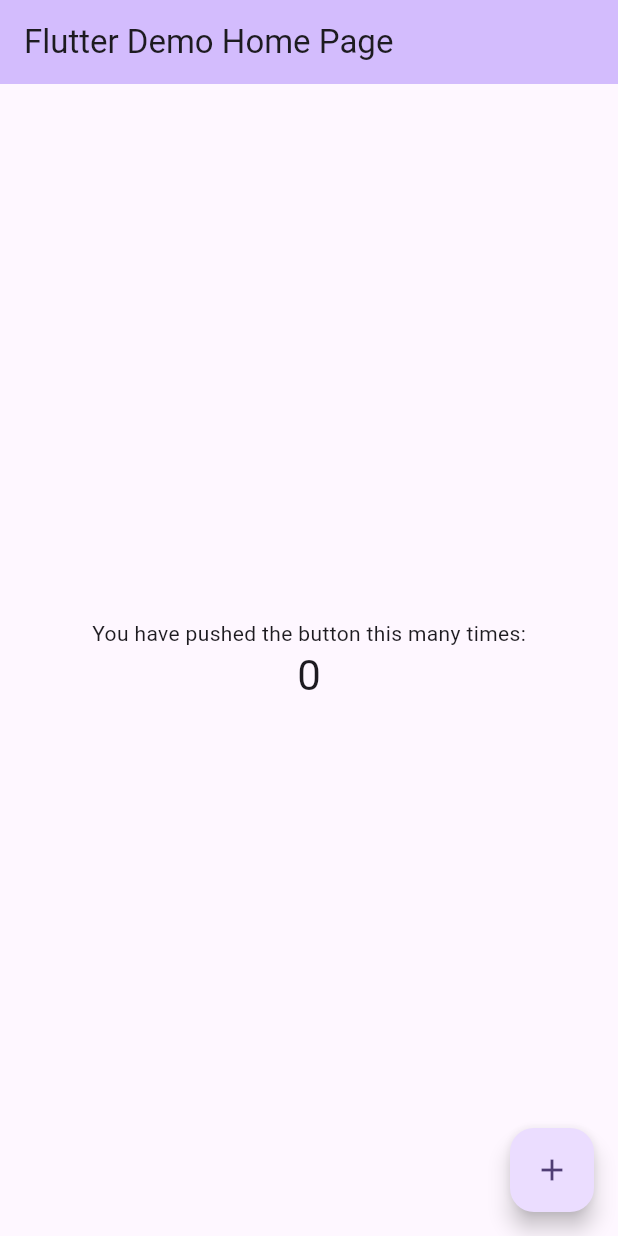
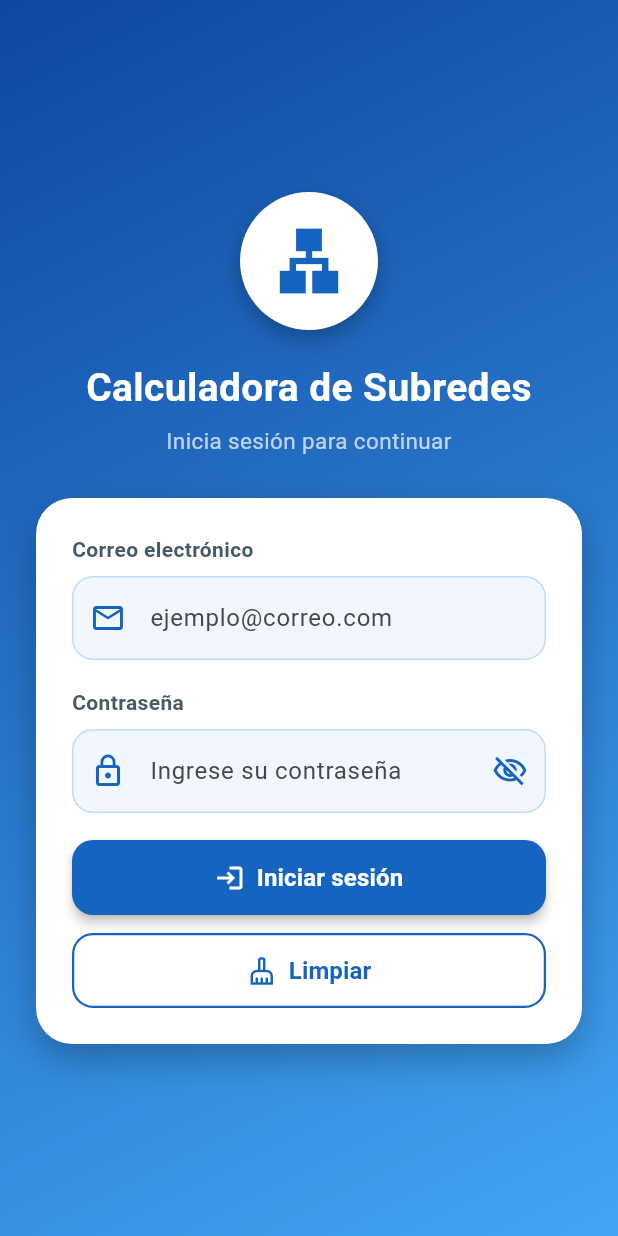
Before and after one commit to GabrielBaezJ/Aplicaciones_Moviles_Tarea_2, a Flutter app: the screen it shows after launch, on a phone screen of 412 x 824 dp. Run offline on Flutter 3.47's test engine with Material 3 defaults, Android fonts, the phone set to English and light mode, and no system bars.

Commit message:
Creación de archivos y corrección de errores

```diff
--- a/lib/controladores/auth_controlador.dart
+++ b/lib/controladores/auth_controlador.dart
@@ -1,14 +1,25 @@
 import '../modelos/usuario_modelo.dart';
 
 class AuthControlador {
+  // Usuario simulado localmente
   final UsuarioModelo usuarioValido = UsuarioModelo(
-    usuario: 'admin@admin.com',
+    usuario: 'admin@espe.edu.ec',
     password: '1234',
   );
-  String? validarUsuario(String usuario) {
-    if (usuario.trim().isEmpty) {
-      return 'Ingrese su usuario';
+
+  String? validarCorreo(String correo) {
+    final texto = correo.trim();
+
+    if (texto.isEmpty) {
+      return 'Ingrese su correo electrónico';
     }
+
+    // Formato básico: algo@dominio.ext
+    final formato = RegExp(r'^[\w.\-]+@[\w\-]+(\.[\w\-]+)+$');
+    if (!formato.hasMatch(texto)) {
+      return 'Ingrese un correo válido (ejemplo@correo.com)';
+    }
+
     return null;
   }
 
@@ -19,8 +30,8 @@ class AuthControlador {
     return null;
   }
 
-  bool verificarCredenciaes(String usuario, String password) {
-    return usuario.trim() == usuarioValido.usuario &&
+  bool verificarCredenciales(String correo, String password) {
+    return correo.trim().toLowerCase() == usuarioValido.usuario &&
         password == usuarioValido.password;
   }
 }
--- a/lib/main.dart
+++ b/lib/main.dart
@@ -1,4 +1,6 @@
 import 'package:flutter/material.dart';
+
+import 'vistas/pantallas/login_pantalla.dart';
 
 void main() {
   runApp(const MyApp());
@@ -11,7 +13,7 @@ class MyApp extends StatelessWidget {
   @override
   Widget build(BuildContext context) {
     return MaterialApp(
-      title: 'Flutter Demo',
+      title: 'Calculadora de Subredes',
       theme: ThemeData(
         // This is the theme of your application.
         //
@@ -30,7 +32,7 @@ class MyApp extends StatelessWidget {
         // tested with just a hot reload.
         colorScheme: .fromSeed(seedColor: Colors.deepPurple),
       ),
-      home: const MyHomePage(title: 'Flutter Demo Home Page'),
+      home: const LoginPantalla(),
     );
   }
 }
--- a/lib/modelos/usuario_modelo.dart
+++ b/lib/modelos/usuario_modelo.dart
@@ -0,0 +1,6 @@
+class UsuarioModelo {
+  final String usuario;
+  final String password;
+
+  UsuarioModelo({required this.usuario, required this.password});
+}
--- /dev/null
+++ b/lib/vistas/atomos/campo_boton.dart
@@ -0,0 +1,64 @@
+import 'package:flutter/material.dart';
+
+class CampoBoton extends StatelessWidget {
+  final String texto;
+  final VoidCallback onPressed;
+  final IconData? icono;
+  final bool secundario;
+  final Color color;
+
+  const CampoBoton({
+    super.key,
+    required this.texto,
+    required this.onPressed,
+    this.icono,
+    this.secundario = false,
+    this.color = const Color(0xFF1565C0),
+  });
+
+  @override
+  Widget build(BuildContext context) {
+    final contenido = Row(
+      mainAxisAlignment: MainAxisAlignment.center,
+      mainAxisSize: MainAxisSize.min,
+      children: [
+        if (icono != null) ...[Icon(icono, size: 20), SizedBox(width: 8)],
+        Text(
+          texto,
+          style: TextStyle(fontSize: 16, fontWeight: FontWeight.w600),
+        ),
+      ],
+    );
+
+    final forma = RoundedRectangleBorder(
+      borderRadius: BorderRadius.circular(14),
+    );
+
+    return SizedBox(
+      width: double.infinity,
+      height: 50,
+      child: secundario
+          // Botón secundario (contorno)
+          ? OutlinedButton(
+              style: OutlinedButton.styleFrom(
+                foregroundColor: color,
+                side: BorderSide(color: color, width: 1.5),
+                shape: forma,
+              ),
+              onPressed: onPressed,
+              child: contenido,
+            )
+          // Botón principal (relleno)
+          : ElevatedButton(
+              style: ElevatedButton.styleFrom(
+                backgroundColor: color,
+                foregroundColor: Colors.white,
+                elevation: 3,
+                shape: forma,
+              ),
+              onPressed: onPressed,
+              child: contenido,
+            ),
+    );
+  }
+}
--- a/lib/vistas/atomos/campo_texto.dart
+++ b/lib/vistas/atomos/campo_texto.dart
@@ -2,15 +2,15 @@ import 'package:flutter/material.dart';
 
 class CampoTexto extends StatelessWidget {
   final String texto;
-  final double tamanio;
+  final double tamano;
   final FontWeight peso;
   final Color color;
   final TextAlign alineacion;
 
-  CampoTexto({
+  const CampoTexto({
     super.key,
     required this.texto,
-    required this.tamanio,
+    required this.tamano,
     required this.peso,
     required this.color,
     required this.alineacion,
@@ -18,7 +18,10 @@ class CampoTexto extends StatelessWidget {
 
   @override
   Widget build(BuildContext context) {
-    // TODO: implement build
-    throw UnimplementedError();
+    return Text(
+      texto,
+      textAlign: alineacion,
+      style: TextStyle(fontSize: tamano, fontWeight: peso, color: color),
+    );
   }
 }
--- /dev/null
+++ b/lib/vistas/moleculas/campo_contrasena.dart
@@ -0,0 +1,41 @@
+import 'package:flutter/material.dart';
+
+import 'diseno_campo_texto.dart';
+
+class CampoPassword extends StatefulWidget {
+  final TextEditingController controller;
+  final String? errorText;
+
+  const CampoPassword({super.key, required this.controller, this.errorText});
+
+  @override
+  State<CampoPassword> createState() => _CampoPasswordState();
+}
+
+class _CampoPasswordState extends State<CampoPassword> {
+  bool ocultar = true;
+
+  @override
+  Widget build(BuildContext context) {
+    //reutilizar la molécula general
+    return CustomCampoTexto(
+      etiqueta: 'Contraseña',
+      hint: 'Ingrese su contraseña',
+      controller: widget.controller,
+      icono: Icons.lock_outline,
+      errorText: widget.errorText,
+      obscureText: ocultar,
+      suffixIcon: IconButton(
+        icon: Icon(
+          ocultar ? Icons.visibility_off_outlined : Icons.visibility_outlined,
+          color: Color(0xFF1565C0),
+        ),
+        onPressed: () {
+          setState(() {
+            ocultar = !ocultar;
+          });
+        },
+      ),
+    );
+  }
+}
--- /dev/null
+++ b/lib/vistas/moleculas/diseno_campo_texto.dart
@@ -0,0 +1,77 @@
+import 'package:flutter/material.dart';
+
+import '../atomos/campo_texto.dart';
+
+class CustomCampoTexto extends StatelessWidget {
+  final String etiqueta;
+  final String hint;
+  final TextEditingController controller;
+  final IconData icono;
+  final String? errorText;
+  final bool obscureText;
+  final Widget? suffixIcon;
+  final TextInputType tipoTeclado;
+
+  const CustomCampoTexto({
+    super.key,
+    required this.etiqueta,
+    required this.hint,
+    required this.controller,
+    required this.icono,
+    this.errorText,
+    this.obscureText = false,
+    this.suffixIcon,
+    this.tipoTeclado = TextInputType.text,
+  });
+
+  @override
+  Widget build(BuildContext context) {
+    return Column(
+      crossAxisAlignment: CrossAxisAlignment.start,
+      children: [
+        CampoTexto(
+          texto: etiqueta,
+          tamano: 14,
+          peso: FontWeight.w600,
+          color: Color(0xFF455A64),
+          alineacion: TextAlign.start,
+        ),
+        SizedBox(height: 8),
+        TextField(
+          controller: controller,
+          obscureText: obscureText,
+          keyboardType: tipoTeclado,
+          decoration: InputDecoration(
+            hintText: hint,
+            errorText: errorText,
+            filled: true,
+            fillColor: Color(0xFFF1F6FF),
+            prefixIcon: Icon(icono, color: Color(0xFF1565C0)),
+            suffixIcon: suffixIcon,
+            contentPadding: EdgeInsets.symmetric(vertical: 16),
+            border: OutlineInputBorder(
+              borderRadius: BorderRadius.circular(14),
+              borderSide: BorderSide.none,
+            ),
+            enabledBorder: OutlineInputBorder(
+              borderRadius: BorderRadius.circular(14),
+              borderSide: BorderSide(color: Color(0xFFBBDEFB)),
+            ),
+            focusedBorder: OutlineInputBorder(
+              borderRadius: BorderRadius.circular(14),
+              borderSide: BorderSide(color: Color(0xFF1565C0), width: 2),
+            ),
+            errorBorder: OutlineInputBorder(
+              borderRadius: BorderRadius.circular(14),
+              borderSide: BorderSide(color: Colors.redAccent),
+            ),
+            focusedErrorBorder: OutlineInputBorder(
+              borderRadius: BorderRadius.circular(14),
+              borderSide: BorderSide(color: Colors.redAccent, width: 2),
+            ),
+          ),
+        ),
+      ],
+    );
+  }
+}
--- /dev/null
+++ b/lib/vistas/pantallas/login_pantalla.dart
@@ -0,0 +1,207 @@
+import 'package:flutter/material.dart';
+
+import '../../controladores/auth_controlador.dart';
+import '../atomos/campo_boton.dart';
+import '../atomos/campo_texto.dart';
+import '../moleculas/campo_contrasena.dart';
+import '../moleculas/diseno_campo_texto.dart';
+
+class LoginPantalla extends StatefulWidget {
+  const LoginPantalla({super.key});
+
+  @override
+  State<LoginPantalla> createState() => _LoginPantallaState();
+}
+
+class _LoginPantallaState extends State<LoginPantalla> {
+  final TextEditingController correoController = TextEditingController();
+  final TextEditingController passwordController = TextEditingController();
+  final AuthControlador auth = AuthControlador();
+
+  String? errorCorreo;
+  String? errorPassword;
+  String? mensajeError;
+
+  void iniciarSesion() {
+    setState(() {
+      errorCorreo = auth.validarCorreo(correoController.text);
+      errorPassword = auth.validarPassword(passwordController.text);
+      mensajeError = null;
+    });
+
+    // Si hay campos vacíos o con formato inválido no se verifica nada más
+    if (errorCorreo != null || errorPassword != null) {
+      return;
+    }
+
+    final correcto = auth.verificarCredenciales(
+      correoController.text,
+      passwordController.text,
+    );
+
+    if (correcto) {
+      ScaffoldMessenger.of(
+        context,
+      ).showSnackBar(const SnackBar(content: Text('Inicio de sesión exitoso')));
+    } else {
+      setState(() {
+        mensajeError = 'Correo o contraseña incorrectos';
+      });
+    }
+  }
+
+  void limpiar() {
+    correoController.clear();
+    passwordController.clear();
+    setState(() {
+      errorCorreo = null;
+      errorPassword = null;
+      mensajeError = null;
+    });
+  }
+
+  @override
+  void dispose() {
+    correoController.dispose();
+    passwordController.dispose();
+    super.dispose();
+  }
+
+  @override
+  Widget build(BuildContext context) {
+    return Scaffold(
+      body: Container(
+        width: double.infinity,
+        decoration: BoxDecoration(
+          gradient: LinearGradient(
+            begin: Alignment.topLeft,
+            end: Alignment.bottomRight,
+            colors: [Color(0xFF0D47A1), Color(0xFF42A5F5)],
+          ),
+        ),
+        child: SafeArea(
+          child: Center(
+            child: SingleChildScrollView(
+              padding: EdgeInsets.all(24),
+              child: Column(
+                children: [
+                  // Encabezado
+                  Container(
+                    padding: EdgeInsets.all(20),
+                    decoration: BoxDecoration(
+                      color: Colors.white,
+                      shape: BoxShape.circle,
+                      boxShadow: [
+                        BoxShadow(
+                          color: Colors.black26,
+                          blurRadius: 12,
+                          offset: Offset(0, 6),
+                        ),
+                      ],
+                    ),
+                    child: Icon(Icons.lan, size: 52, color: Color(0xFF1565C0)),
+                  ),
+                  SizedBox(height: 20),
+                  CampoTexto(
+                    texto: 'Calculadora de Subredes',
+                    tamano: 26,
+                    peso: FontWeight.bold,
+                    color: Colors.white,
+                    alineacion: TextAlign.center,
+                  ),
+                  SizedBox(height: 6),
+                  CampoTexto(
+                    texto: 'Inicia sesión para continuar',
+                    tamano: 15,
+                    peso: FontWeight.normal,
+                    color: Colors.white70,
+                    alineacion: TextAlign.center,
+                  ),
+                  SizedBox(height: 28),
+
+                  // Tarjeta del formulario
+                  Container(
+                    padding: EdgeInsets.all(24),
+                    decoration: BoxDecoration(
+                      color: Colors.white,
+                      borderRadius: BorderRadius.circular(24),
+                      boxShadow: [
+                        BoxShadow(
+                          color: Colors.black26,
+                          blurRadius: 20,
+                          offset: Offset(0, 10),
+                        ),
+                      ],
+                    ),
+                    child: Column(
+                      children: [
+                        CustomCampoTexto(
+                          etiqueta: 'Correo electrónico',
+                          hint: 'ejemplo@correo.com',
+                          controller: correoController,
+                          icono: Icons.email_outlined,
+                          errorText: errorCorreo,
+                          tipoTeclado: TextInputType.emailAddress,
+                        ),
+                        SizedBox(height: 18),
+                        CampoPassword(
+                          controller: passwordController,
+                          errorText: errorPassword,
+                        ),
+                        SizedBox(height: 18),
+
+                        // Mensaje de credenciales incorrectas
+                        if (mensajeError != null)
+                          Container(
+                            width: double.infinity,
+                            margin: EdgeInsets.only(bottom: 18),
+                            padding: EdgeInsets.all(12),
+                            decoration: BoxDecoration(
+                              color: Color(0xFFFFEBEE),
+                              borderRadius: BorderRadius.circular(12),
+                              border: Border.all(color: Colors.redAccent),
+                            ),
+                            child: Row(
+                              children: [
+                                Icon(
+                                  Icons.error_outline,
+                                  color: Colors.redAccent,
+                                ),
+                                SizedBox(width: 10),
+                                Expanded(
+                                  child: CampoTexto(
+                                    texto: mensajeError!,
+                                    tamano: 14,
+                                    peso: FontWeight.normal,
+                                    color: Colors.redAccent,
+                                    alineacion: TextAlign.start,
+                                  ),
+                                ),
+                              ],
+                            ),
+                          ),
+
+                        CampoBoton(
+                          texto: 'Iniciar sesión',
+                          icono: Icons.login,
+                          onPressed: iniciarSesion,
+                        ),
+                        SizedBox(height: 12),
+                        CampoBoton(
+                          texto: 'Limpiar',
+                          icono: Icons.cleaning_services_outlined,
+                          secundario: true,
+                          onPressed: limpiar,
+                        ),
+                      ],
+                    ),
+                  ),
+                ],
+              ),
+            ),
+          ),
+        ),
+      ),
+    );
+  }
+}
```
Also changed, not shown: 1 other file.
